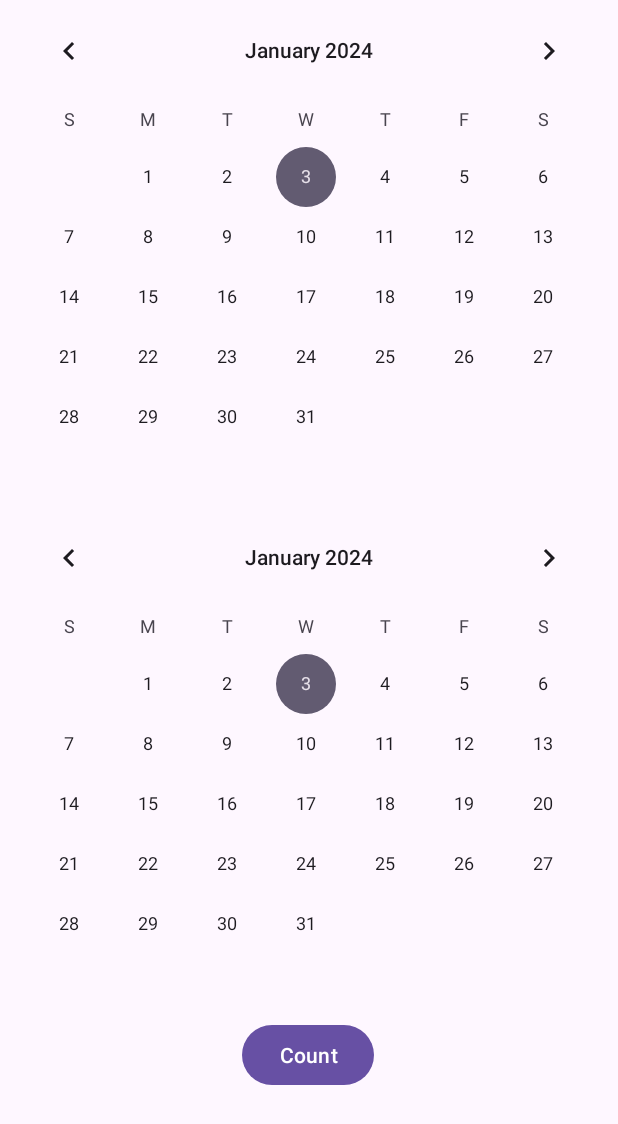
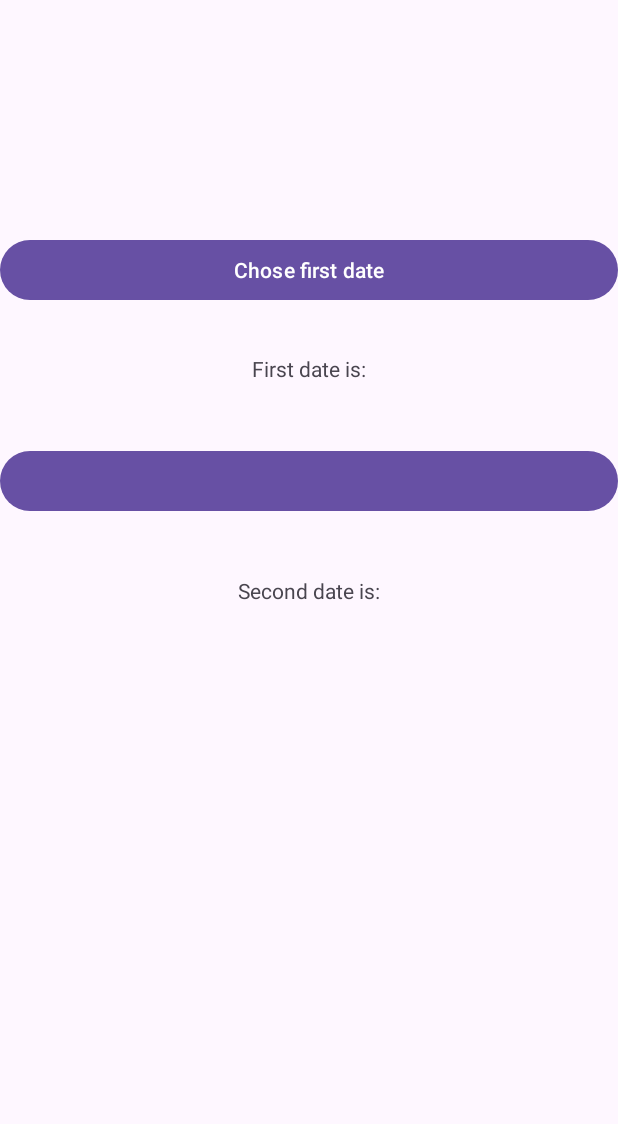
Before and after one commit to GuliaevAlex/Work_Days_Calendar, an Android app: the screen it shows after launch (MainActivity), on a phone screen of 412 x 824 dp. Shown: the top 1124 px of the screen. Run offline under Robolectric (Android 15) with nearby library versions, the phone set to English and light mode, and no system bars.

Commit message:
New version

```diff
--- a/app/src/main/java/com/android/example/work_days_calendar/MainActivity.java
+++ b/app/src/main/java/com/android/example/work_days_calendar/MainActivity.java
@@ -1,13 +1,108 @@
 package com.android.example.work_days_calendar;
 
 import androidx.appcompat.app.AppCompatActivity;
+
+import android.app.DatePickerDialog;
 import android.os.Bundle;
+import android.view.View;
+import android.widget.Button;
+import android.widget.DatePicker;
+import android.widget.TextView;
+
+import java.time.LocalDate;
+import java.util.Calendar;
+import java.util.List;
 
 public class MainActivity extends AppCompatActivity {
+
+    LocalDate firstDateLD;
+    LocalDate secondDateLD;
+
+    Button choseFirstDate;
+    Button choseSecondDate;
+
+    DatePicker firstDatePicker;
+    DatePicker secondDatePicker;
+    DatePicker officialNonWorkingsDaysPicker;
+
+    TextView firstDateTextView;
+    TextView secondDateTextView;
+    TextView resultTextView;
+
+    List weekendDays;
+    List officialNonWorkingsDays;
+
+    Calendar calendar = Calendar.getInstance();
+
 
     @Override
     protected void onCreate(Bundle savedInstanceState) {
         super.onCreate(savedInstanceState);
         setContentView(R.layout.activity_main);
+
+
+        choseFirstDate = findViewById(R.id.firstDateButton);
+        choseSecondDate = findViewById(R.id.secondDateButton);
+
+        firstDateTextView = findViewById(R.id.firstDateTextView);
+        secondDateTextView = findViewById(R.id.secondDateTextView);
+
+
+        choseFirstDate.setOnClickListener(new View.OnClickListener() {
+            @Override
+            public void onClick(View v) {
+                new DatePickerDialog(v.getContext(), dpd,
+                        calendar.get(Calendar.YEAR),
+                        calendar.get(Calendar.MONTH),
+                        calendar.get(Calendar.DAY_OF_MONTH))
+                        .show();
+            }
+
+            // установка обработчика выбора даты
+            DatePickerDialog.OnDateSetListener dpd = new DatePickerDialog.OnDateSetListener() {
+
+                public void onDateSet(DatePicker view, int year, int monthOfYear, int dayOfMonth) {
+                    monthOfYear = monthOfYear + 1;
+                    calendar.set(Calendar.YEAR, year);
+                    calendar.set(Calendar.MONTH, monthOfYear);
+                    calendar.set(Calendar.DAY_OF_MONTH, dayOfMonth);
+
+                    firstDateLD = LocalDate.of(year, monthOfYear, dayOfMonth);
+                    firstDateTextView.setText(firstDateLD.getYear() + " / " +
+                            firstDateLD.getMonthValue() + " / " + firstDateLD.getDayOfMonth());
+
+                }
+            };
+
+
+        });
+
+        choseSecondDate.setOnClickListener(new View.OnClickListener() {
+            @Override
+            public void onClick(View v) {
+                new DatePickerDialog(v.getContext(), dpd,
+                        calendar.get(Calendar.YEAR),
+                        calendar.get(Calendar.MONTH),
+                        calendar.get(Calendar.DAY_OF_MONTH))
+                        .show();
+            }
+
+            // установка обработчика выбора даты
+            DatePickerDialog.OnDateSetListener dpd = new DatePickerDialog.OnDateSetListener() {
+
+                public void onDateSet(DatePicker view, int year, int monthOfYear, int dayOfMonth) {
+                    monthOfYear = monthOfYear + 1;
+                    calendar.set(Calendar.YEAR, year);
+                    calendar.set(Calendar.MONTH, monthOfYear);
+                    calendar.set(Calendar.DAY_OF_MONTH, dayOfMonth);
+
+                    secondDateLD = LocalDate.of(year, monthOfYear, dayOfMonth);
+                    secondDateTextView.setText(secondDateLD.getYear() + " / " +
+                            secondDateLD.getMonthValue() + " / " + secondDateLD.getDayOfMonth());
+                }
+            };
+
+
+        });
     }
 }
--- a/app/src/main/res/layout/activity_main.xml
+++ b/app/src/main/res/layout/activity_main.xml
@@ -1,40 +1,46 @@
 <?xml version="1.0" encoding="utf-8"?>
-<androidx.constraintlayout.widget.ConstraintLayout
-    xmlns:android="http://schemas.android.com/apk/res/android"
+<androidx.constraintlayout.widget.ConstraintLayout xmlns:android="http://schemas.android.com/apk/res/android"
+    xmlns:app="http://schemas.android.com/apk/res-auto"
     xmlns:tools="http://schemas.android.com/tools"
-    xmlns:app="http://schemas.android.com/apk/res-auto"
     android:layout_width="match_parent"
     android:layout_height="match_parent"
     tools:context=".MainActivity">
 
-    <CalendarView
-        android:id="@+id/firstDate"
+    <Button
+        android:id="@+id/firstDateButton"
         android:layout_width="match_parent"
         android:layout_height="wrap_content"
-        app:layout_constraintTop_toTopOf="parent"></CalendarView>
+        android:layout_marginTop="156dp"
+        app:layout_constraintEnd_toEndOf="parent"
+        app:layout_constraintTop_toTopOf="parent"
+        android:text="Chose first date"/>
 
-    <CalendarView
-        android:id="@+id/lastDate"
+    <TextView
+        android:id="@+id/firstDateTextView"
         android:layout_width="match_parent"
         android:layout_height="wrap_content"
-        android:layout_marginTop="0dp"
-        app:layout_constraintTop_toBottomOf="@+id/firstDate"
-        tools:layout_editor_absoluteX="0dp">
-
-    </CalendarView>
+        android:layout_marginTop="32dp"
+        android:gravity="center"
+        android:text="First date is:"
+        app:layout_constraintEnd_toEndOf="parent"
+        app:layout_constraintTop_toBottomOf="@+id/firstDateButton" />
 
     <Button
-        android:id="@+id/Count"
-        android:layout_width="wrap_content"
+        android:id="@+id/secondDateButton"
+        android:layout_width="match_parent"
         android:layout_height="wrap_content"
-        android:layout_marginTop="3dp"
+        android:layout_marginTop="41dp"
+        app:layout_constraintEnd_toEndOf="parent"
+        app:layout_constraintTop_toBottomOf="@+id/firstDateTextView" />
 
-        android:text="Count"
-        app:layout_constraintBottom_toBottomOf="parent"
-        app:layout_constraintEnd_toEndOf="parent"
-        app:layout_constraintHorizontal_bias="0.498"
-        app:layout_constraintStart_toStartOf="parent"
-        app:layout_constraintTop_toBottomOf="@+id/lastDate"
-        app:layout_constraintVertical_bias="0.0" />
+    <TextView
+        android:id="@+id/secondDateTextView"
+        android:layout_width="match_parent"
+        android:layout_height="wrap_content"
+        android:layout_marginTop="39dp"
+        android:gravity="center"
+        android:text="Second date is:"
+        app:layout_constraintTop_toBottomOf="@+id/secondDateButton"
+        tools:layout_editor_absoluteX="16dp" />
 
 </androidx.constraintlayout.widget.ConstraintLayout>
```
